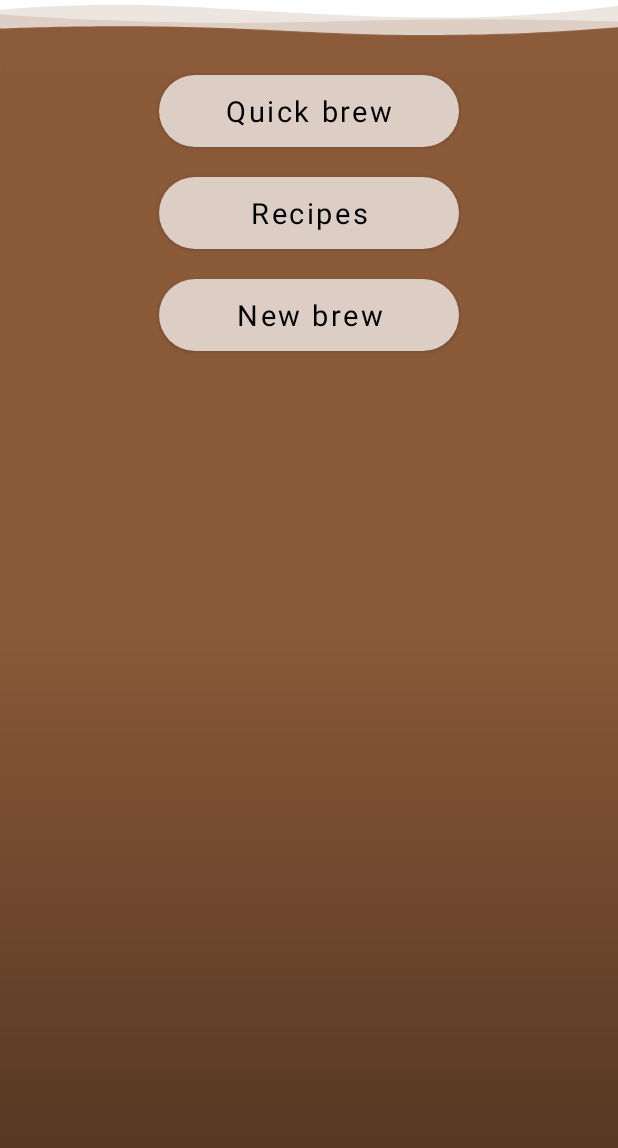
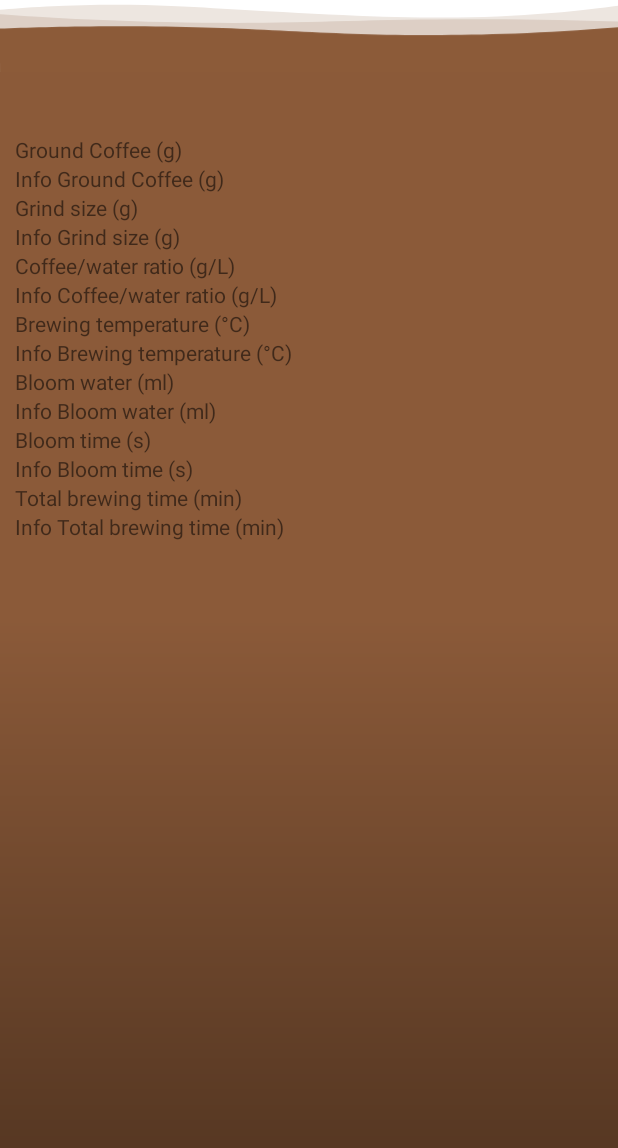
Before and after one commit to ElinorMohr/brogB1, an Android app: the layout brew_sheet_menu.xml on its own in the app's theme, with its tools: preview values and no code run, on a phone screen of 412 x 824 dp. Shown: the top 1148 px of the screen. Run offline under Robolectric (Android 15) with nearby library versions, the phone set to English and light mode, and no system bars; Roboto replaces fonts that are not available here.

Commit message:
brew_sheet_menu
brew_sheet_menu til info

```diff
--- a/app/src/main/res/layout/brew_sheet_menu.xml
+++ b/app/src/main/res/layout/brew_sheet_menu.xml
@@ -21,30 +21,78 @@
         android:layout_width="match_parent"
         android:layout_height="wrap_content"
         android:layout_below="@id/BrygMenuSheet"
-        android:layout_marginTop="-70dp"
-
-        android:gravity="center"
+        android:layout_margin="10dp"
         android:orientation="vertical">
-
-        <com.google.android.material.button.MaterialButton
-            app:cornerRadius="70dp"
-            style="@style/DefaultButton"
-            android:id="@+id/QuickBrew"
-            android:layout_marginTop="40dp"
-            android:text="@string/quick_brew" />
-
-        <com.google.android.material.button.MaterialButton
-            app:cornerRadius="70dp"
-            style="@style/DefaultButton"
-            android:id="@+id/Recipes"
-            android:text="@string/recipes" />
-
-        <com.google.android.material.button.MaterialButton
-            app:cornerRadius="70dp"
-            style="@style/DefaultButton"
-            android:id="@+id/NewBrew"
-            android:text="@string/new_brew" />
-
+        <TextView
+            android:layout_width="wrap_content"
+            android:layout_height="wrap_content"
+            android:text="@string/ground_coffee">
+        </TextView>
+        <TextView
+            android:layout_width="wrap_content"
+            android:layout_height="wrap_content"
+            android:text="@string/ground_coffee_info">
+        </TextView>
+        <TextView
+            android:layout_width="wrap_content"
+            android:layout_height="wrap_content"
+            android:text="@string/grind_size">
+        </TextView>
+        <TextView
+            android:layout_width="wrap_content"
+            android:layout_height="wrap_content"
+            android:text="@string/grind_size_info">
+        </TextView>
+        <TextView
+            android:layout_width="wrap_content"
+            android:layout_height="wrap_content"
+            android:text="@string/coffee_water_ratio">
+        </TextView>
+        <TextView
+            android:layout_width="wrap_content"
+            android:layout_height="wrap_content"
+            android:text="@string/coffee_water_ratio_info">
+        </TextView>
+        <TextView
+            android:layout_width="wrap_content"
+            android:layout_height="wrap_content"
+            android:text="@string/brewing_temperature">
+        </TextView>
+        <TextView
+            android:layout_width="wrap_content"
+            android:layout_height="wrap_content"
+            android:text="@string/brewing_temperature_info">
+        </TextView>
+        <TextView
+            android:layout_width="wrap_content"
+            android:layout_height="wrap_content"
+            android:text="@string/bloom_water">
+        </TextView>
+        <TextView
+            android:layout_width="wrap_content"
+            android:layout_height="wrap_content"
+            android:text="@string/bloom_water_info">
+        </TextView>
+        <TextView
+            android:layout_width="wrap_content"
+            android:layout_height="wrap_content"
+            android:text="@string/bloom_time">
+        </TextView>
+        <TextView
+            android:layout_width="wrap_content"
+            android:layout_height="wrap_content"
+            android:text="@string/bloom_time_info">
+        </TextView>
+        <TextView
+            android:layout_width="wrap_content"
+            android:layout_height="wrap_content"
+            android:text="@string/total_brewing_time">
+        </TextView>
+        <TextView
+            android:layout_width="wrap_content"
+            android:layout_height="wrap_content"
+            android:text="@string/total_brewing_time_info">
+        </TextView>
     </LinearLayout>
 
 
--- a/app/src/main/res/values/strings.xml
+++ b/app/src/main/res/values/strings.xml
@@ -14,15 +14,22 @@
     <string name="quick_brew">Quick brew</string>
     <string name="new_brew">New brew</string>
     <string name="ground_coffee">Ground Coffee (g)</string>
+    <string name="ground_coffee_info">Info Ground Coffee (g)</string>
     <string name="grind_size">Grind size (g)</string>
+    <string name="grind_size_info">Info Grind size (g)</string>
     <string name="coffee_water_ratio">Coffee/water ratio (g/L)</string>
+    <string name="coffee_water_ratio_info">Info Coffee/water ratio (g/L)</string>
     <string name="fine">Fine</string>
     <string name="medium">Medium</string>
     <string name="coarse">Coarse</string>
     <string name="brewing_temperature">Brewing temperature (°C)</string>
+    <string name="brewing_temperature_info">Info Brewing temperature (°C)</string>
     <string name="bloom_water">Bloom water (ml)</string>
+    <string name="bloom_water_info">Info Bloom water (ml)</string>
     <string name="bloom_time">Bloom time (s)</string>
+    <string name="bloom_time_info">Info Bloom time (s)</string>
     <string name="total_brewing_time">Total brewing time (min)</string>
+    <string name="total_brewing_time_info">Info Total brewing time (min)</string>
     <string name="save">save</string>
     <string name="g">g</string>
     <string name="l">l</string>
```
